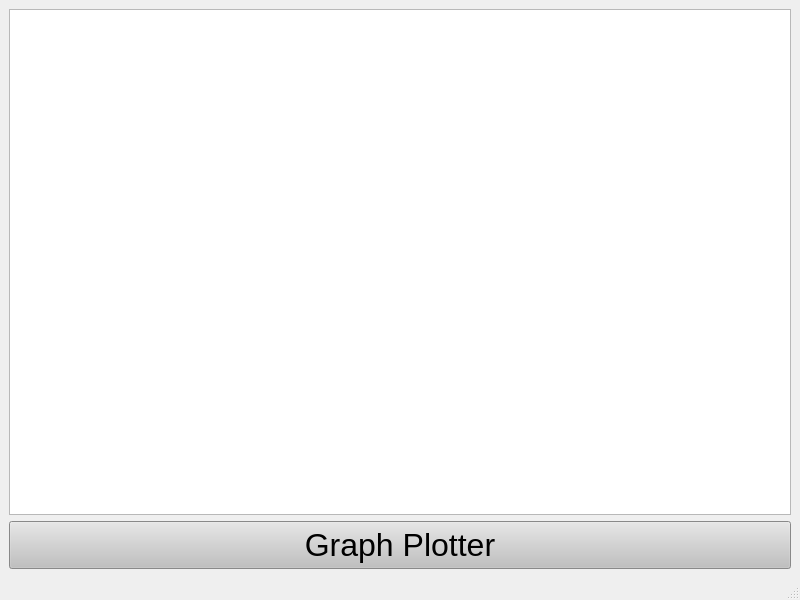
First picture: the form in customPlotTedt/Algebric_Calculator.ui, repository KaziMuktadirAhmed/ALgebric-Calculator-SPL-1-, before the edit.
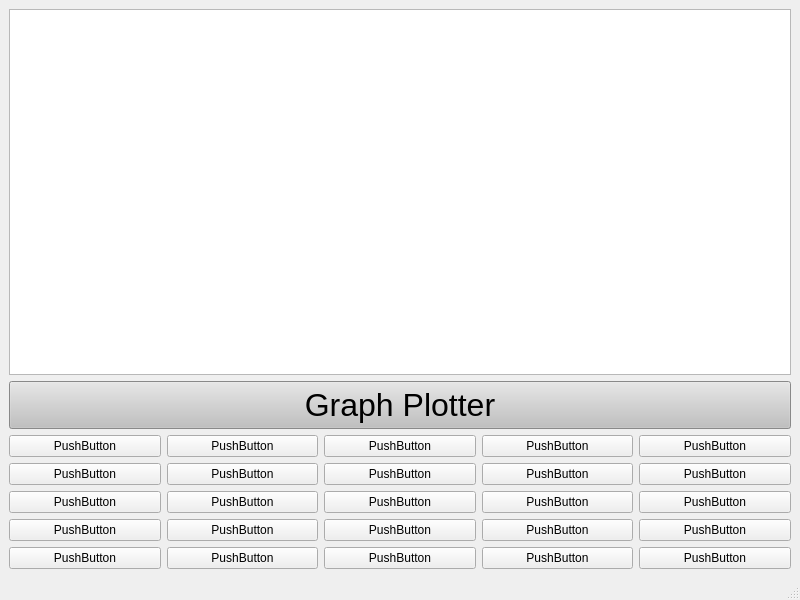
Second picture: the form after the edit.

What changed in the file:
```diff
--- a/customPlotTedt/Algebric_Calculator.ui
+++ b/customPlotTedt/Algebric_Calculator.ui
@@ -15,7 +15,108 @@
   </property>
   <widget class="QWidget" name="centralwidget">
    <layout class="QGridLayout" name="gridLayout">
-    <item row="1" column="0">
+    <item row="4" column="3">
+     <widget class="QPushButton" name="pushButton_14">
+      <property name="text">
+       <string>PushButton</string>
+      </property>
+     </widget>
+    </item>
+    <item row="2" column="2">
+     <widget class="QPushButton" name="pushButton_4">
+      <property name="text">
+       <string>PushButton</string>
+      </property>
+     </widget>
+    </item>
+    <item row="4" column="1">
+     <widget class="QPushButton" name="pushButton_12">
+      <property name="text">
+       <string>PushButton</string>
+      </property>
+     </widget>
+    </item>
+    <item row="4" column="0">
+     <widget class="QPushButton" name="pushButton_11">
+      <property name="text">
+       <string>PushButton</string>
+      </property>
+     </widget>
+    </item>
+    <item row="5" column="0">
+     <widget class="QPushButton" name="pushButton_16">
+      <property name="text">
+       <string>PushButton</string>
+      </property>
+     </widget>
+    </item>
+    <item row="3" column="1">
+     <widget class="QPushButton" name="pushButton_7">
+      <property name="text">
+       <string>PushButton</string>
+      </property>
+     </widget>
+    </item>
+    <item row="2" column="4">
+     <widget class="QPushButton" name="pushButton_6">
+      <property name="text">
+       <string>PushButton</string>
+      </property>
+     </widget>
+    </item>
+    <item row="2" column="3">
+     <widget class="QPushButton" name="pushButton_5">
+      <property name="text">
+       <string>PushButton</string>
+      </property>
+     </widget>
+    </item>
+    <item row="5" column="4">
+     <widget class="QPushButton" name="pushButton_20">
+      <property name="text">
+       <string>PushButton</string>
+      </property>
+     </widget>
+    </item>
+    <item row="3" column="0">
+     <widget class="QPushButton" name="pushButton">
+      <property name="text">
+       <string>PushButton</string>
+      </property>
+     </widget>
+    </item>
+    <item row="0" column="0" colspan="5">
+     <widget class="QTextEdit" name="textEdit"/>
+    </item>
+    <item row="2" column="1">
+     <widget class="QPushButton" name="pushButton_2">
+      <property name="text">
+       <string>PushButton</string>
+      </property>
+     </widget>
+    </item>
+    <item row="4" column="4">
+     <widget class="QPushButton" name="pushButton_15">
+      <property name="text">
+       <string>PushButton</string>
+      </property>
+     </widget>
+    </item>
+    <item row="3" column="3">
+     <widget class="QPushButton" name="pushButton_9">
+      <property name="text">
+       <string>PushButton</string>
+      </property>
+     </widget>
+    </item>
+    <item row="5" column="1">
+     <widget class="QPushButton" name="pushButton_17">
+      <property name="text">
+       <string>PushButton</string>
+      </property>
+     </widget>
+    </item>
+    <item row="1" column="0" colspan="5">
      <widget class="QPushButton" name="btn_graph_plotter">
       <property name="font">
        <font>
@@ -41,8 +142,82 @@
       </property>
      </widget>
     </item>
-    <item row="0" column="0">
-     <widget class="QTextEdit" name="textEdit"/>
+    <item row="5" column="3">
+     <widget class="QPushButton" name="pushButton_19">
+      <property name="text">
+       <string>PushButton</string>
+      </property>
+     </widget>
+    </item>
+    <item row="3" column="2">
+     <widget class="QPushButton" name="pushButton_8">
+      <property name="text">
+       <string>PushButton</string>
+      </property>
+     </widget>
+    </item>
+    <item row="3" column="4">
+     <widget class="QPushButton" name="pushButton_10">
+      <property name="text">
+       <string>PushButton</string>
+      </property>
+     </widget>
+    </item>
+    <item row="2" column="0">
+     <widget class="QPushButton" name="pushButton_3">
+      <property name="text">
+       <string>PushButton</string>
+      </property>
+     </widget>
+    </item>
+    <item row="5" column="2">
+     <widget class="QPushButton" name="pushButton_18">
+      <property name="text">
+       <string>PushButton</string>
+      </property>
+     </widget>
+    </item>
+    <item row="4" column="2">
+     <widget class="QPushButton" name="pushButton_13">
+      <property name="text">
+       <string>PushButton</string>
+      </property>
+     </widget>
+    </item>
+    <item row="6" column="0">
+     <widget class="QPushButton" name="pushButton_21">
+      <property name="text">
+       <string>PushButton</string>
+      </property>
+     </widget>
+    </item>
+    <item row="6" column="1">
+     <widget class="QPushButton" name="pushButton_22">
+      <property name="text">
+       <string>PushButton</string>
+      </property>
+     </widget>
+    </item>
+    <item row="6" column="2">
+     <widget class="QPushButton" name="pushButton_23">
+      <property name="text">
+       <string>PushButton</string>
+      </property>
+     </widget>
+    </item>
+    <item row="6" column="3">
+     <widget class="QPushButton" name="pushButton_24">
+      <property name="text">
+       <string>PushButton</string>
+      </property>
+     </widget>
+    </item>
+    <item row="6" column="4">
+     <widget class="QPushButton" name="pushButton_25">
+      <property name="text">
+       <string>PushButton</string>
+      </property>
+     </widget>
     </item>
    </layout>
   </widget>
```
